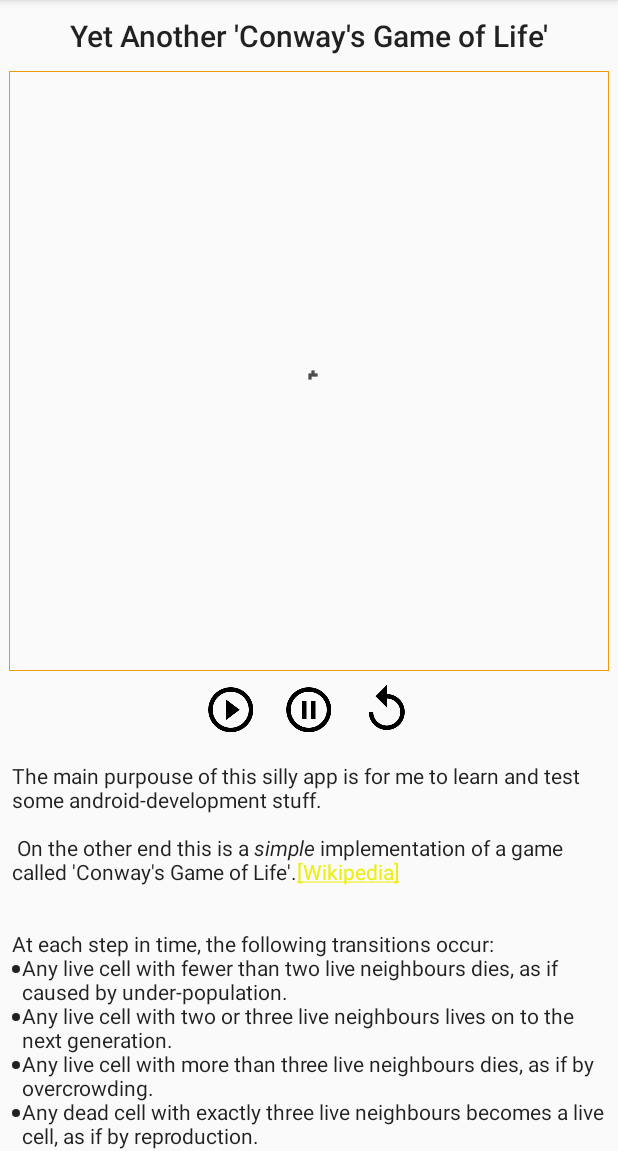
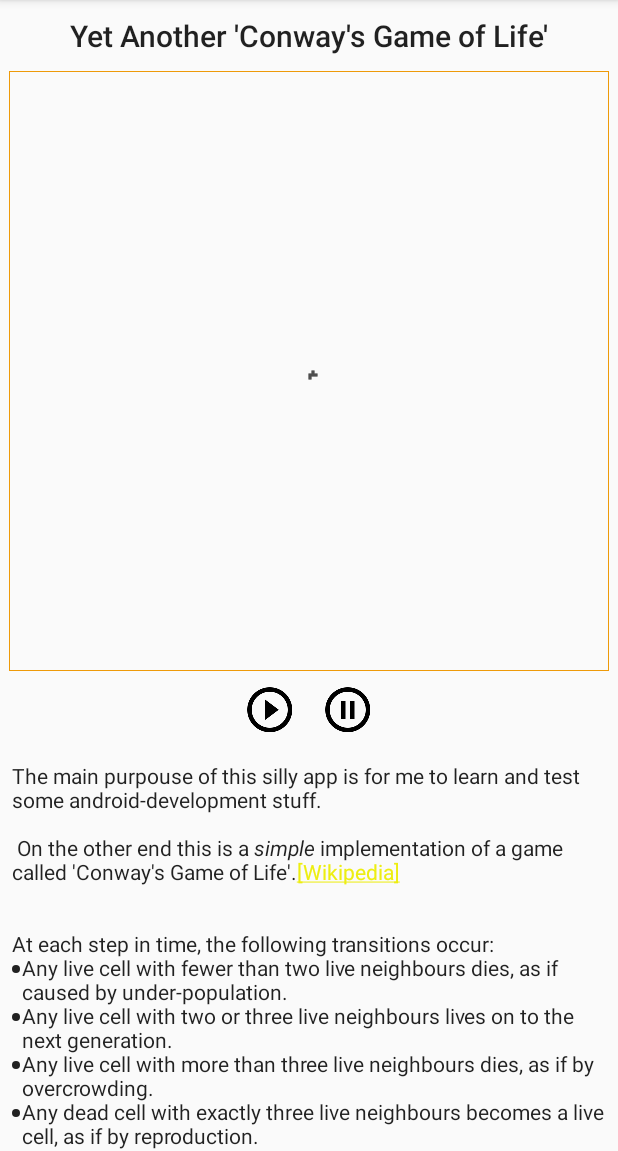
Before and after one commit to fpezzato/yagol, an Android app: the screen it shows after launch (MainActivity), on a phone screen of 412 x 824 dp, the part 85-1236 px from its top. Run offline under Robolectric (Android 15) with nearby library versions, the phone set to English and light mode, and no system bars; our stand-ins replace ButterKnife; libraries missing offline, so code that uses them is left out: rx.android.internal, rx.functions; 4 statements that could not run were skipped.

Commit message:
remove command Reset. Add Diehard

```diff
--- a/app/src/main/java/org/fpezzato/yagol/MainActivity.java
+++ b/app/src/main/java/org/fpezzato/yagol/MainActivity.java
@@ -39,9 +39,6 @@ public class MainActivity extends AppCompatActivity implements MainActivityView
 	@InjectView(R.id.controller_pause)
 	View mPause;
 
-	@InjectView(R.id.controller_reset)
-	View mReset;
-
 	@InjectView(R.id.activity_main_game_description)
 	TextView mGameDescription;
 
@@ -70,12 +67,6 @@ public class MainActivity extends AppCompatActivity implements MainActivityView
 			@Override
 			public void onClick(View v) {
 				getPresenter().pauseGame();
-			}
-		});
-		mReset.setOnClickListener(new View.OnClickListener() {
-			@Override
-			public void onClick(View v) {
-				getPresenter().resetGame();
 			}
 		});
 
@@ -124,6 +115,10 @@ public class MainActivity extends AppCompatActivity implements MainActivityView
 				break;
 			case R.id.action_inject_glider:
 				getPresenter().injectGlider();
+				result = true;
+				break;
+			case R.id.action_inject_diehard:
+				getPresenter().injectDiehard();
 				result = true;
 				break;
 		}
--- a/app/src/main/java/org/fpezzato/yagol/MainActivityPresenter.java
+++ b/app/src/main/java/org/fpezzato/yagol/MainActivityPresenter.java
@@ -18,4 +18,7 @@ public interface MainActivityPresenter<VIEW extends MvpView, STATE extends MvpSt
 	void injectRPentomino();
 
 	void injectGlider();
+
+	void injectDiehard();
+
 }
--- a/app/src/main/java/org/fpezzato/yagol/MainActivityPresenterImpl.java
+++ b/app/src/main/java/org/fpezzato/yagol/MainActivityPresenterImpl.java
@@ -123,7 +123,7 @@ public class MainActivityPresenterImpl extends BaseMvpPresenter<MainActivityView
 	@Override
 	public void injectRPentomino() {
 		resetGame();
-		int averageMid = Math.min(MATRIX_HEIGHT, MATRIX_WIDTH) / 2;
+		int averageMid = getMidPoint();
 
 		mMatrix[averageMid + 0][averageMid + 0] = false;
 		mMatrix[averageMid + 0][averageMid + 1] = true;
@@ -141,6 +141,7 @@ public class MainActivityPresenterImpl extends BaseMvpPresenter<MainActivityView
 
 	@Override
 	public void injectGlider() {
+		resetGame();
 		//Glider
 		mMatrix[0][0] = true;
 		mMatrix[0][2] = true;
@@ -150,4 +151,23 @@ public class MainActivityPresenterImpl extends BaseMvpPresenter<MainActivityView
 		getMvpView().drawMatrix(mMatrix);
 
 	}
+
+	@Override
+	public void injectDiehard() {
+		resetGame();
+		int averageMid = getMidPoint();
+		mMatrix[averageMid + 0][averageMid + 6] = true;
+		mMatrix[averageMid + 1][averageMid + 0] = true;
+		mMatrix[averageMid + 1][averageMid + 1] = true;
+		mMatrix[averageMid + 2][averageMid + 1] = true;
+		mMatrix[averageMid + 2][averageMid + 5] = true;
+		mMatrix[averageMid + 2][averageMid + 6] = true;
+		mMatrix[averageMid + 2][averageMid + 7] = true;
+
+		getMvpView().drawMatrix(mMatrix);
+	}
+
+	private int getMidPoint() {
+		return Math.min(MATRIX_HEIGHT, MATRIX_WIDTH) / 2;
+	}
 }
--- a/app/src/main/res/layout/view_matrix_controller.xml
+++ b/app/src/main/res/layout/view_matrix_controller.xml
@@ -9,12 +9,11 @@
     <ImageView
         android:id="@+id/controller_play"
         android:layout_width="wrap_content"
-               android:layout_height="wrap_content"
-               android:src="@drawable/ic_play_circle_outline_black_36dp"
-               android:background="?selectableItemBackgroundBorderless"
-               android:padding="@dimen/small"
+        android:layout_height="wrap_content"
+        android:src="@drawable/ic_play_circle_outline_black_36dp"
+        android:background="?selectableItemBackgroundBorderless"
+        android:padding="@dimen/small"
         />
-
 
     <ImageView android:layout_width="wrap_content"
                android:id="@+id/controller_pause"
@@ -24,13 +23,4 @@
                android:padding="@dimen/small"
         />
 
-    <ImageView android:layout_width="wrap_content"
-               android:layout_height="wrap_content"
-               android:id="@+id/controller_reset"
-               android:src="@drawable/ic_replay_black_36dp"
-               android:background="?selectableItemBackgroundBorderless"
-               android:padding="@dimen/small"
-        />
-
-
 </LinearLayout>
--- a/app/src/main/res/menu/main_menu.xml
+++ b/app/src/main/res/menu/main_menu.xml
@@ -11,4 +11,8 @@
             android:title="@string/action_inject_Glider"
             android:orderInCategory="101"
             app:showAsAction="never"/>
+      <item android:id="@+id/action_inject_diehard"
+            android:title="@string/action_inject_Diehard"
+            android:orderInCategory="102"
+            app:showAsAction="never"/>
 </menu>
--- a/app/src/main/res/values/strings.xml
+++ b/app/src/main/res/values/strings.xml
@@ -18,4 +18,5 @@
 
     <string name="action_inject_R_penomino">R-Pentomino</string>
     <string name="action_inject_Glider">Glider</string>
+    <string name="action_inject_Diehard">Diehard</string>
 </resources>
```
Also changed, not shown: 1 other file.
